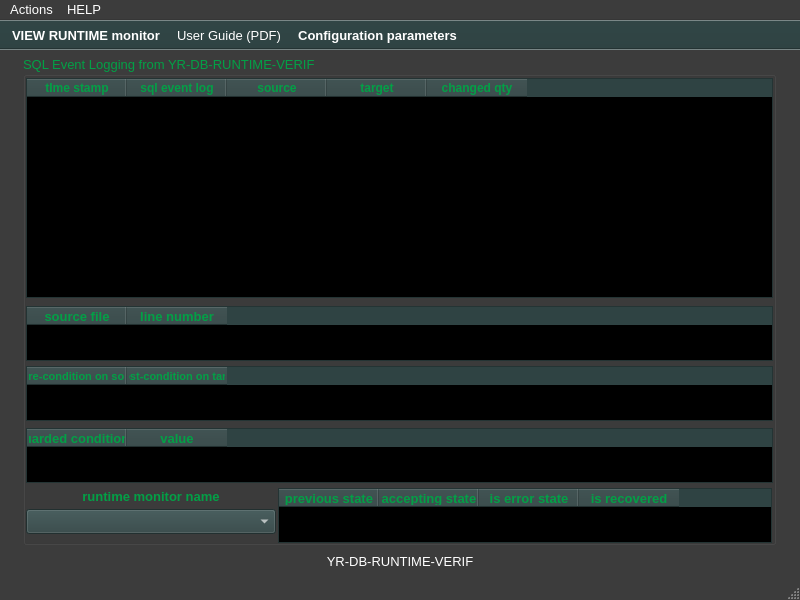
Qt form ui/yr-db-runtime-verif-main-window.ui (yerothd/yr-db-runtime-verif) before a commit.
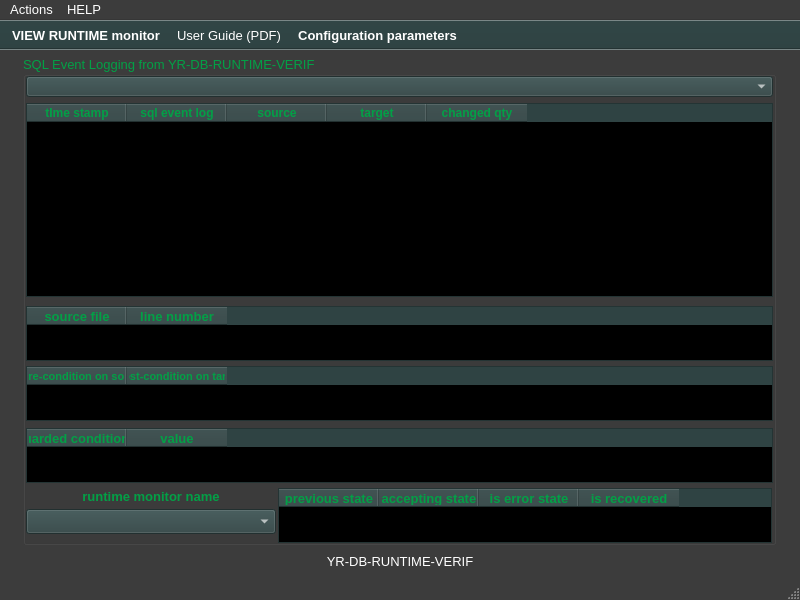
The same form after that commit. Icons and pictures are not drawn. Custom widgets are drawn as their Qt base class.

Diff of the .ui file:
```diff
--- a/ui/yr-db-runtime-verif-main-window.ui
+++ b/ui/yr-db-runtime-verif-main-window.ui
@@ -765,9 +765,9 @@
      <property name="geometry">
       <rect>
        <x>3</x>
-       <y>22</y>
+       <y>47</y>
        <width>747</width>
-       <height>220</height>
+       <height>194</height>
       </rect>
      </property>
      <property name="palette">
@@ -4181,6 +4181,519 @@
       </property>
      </column>
     </widget>
+    <widget class="QComboBox" name="comboBox_SQL_event_filtering">
+     <property name="geometry">
+      <rect>
+       <x>3</x>
+       <y>20</y>
+       <width>747</width>
+       <height>21</height>
+      </rect>
+     </property>
+     <property name="palette">
+      <palette>
+       <active>
+        <colorrole role="WindowText">
+         <brush brushstyle="SolidPattern">
+          <color alpha="255">
+           <red>255</red>
+           <green>255</green>
+           <blue>255</blue>
+          </color>
+         </brush>
+        </colorrole>
+        <colorrole role="Button">
+         <brush brushstyle="SolidPattern">
+          <color alpha="255">
+           <red>47</red>
+           <green>67</green>
+           <blue>67</blue>
+          </color>
+         </brush>
+        </colorrole>
+        <colorrole role="Light">
+         <brush brushstyle="SolidPattern">
+          <color alpha="255">
+           <red>47</red>
+           <green>67</green>
+           <blue>67</blue>
+          </color>
+         </brush>
+        </colorrole>
+        <colorrole role="Midlight">
+         <brush brushstyle="SolidPattern">
+          <color alpha="255">
+           <red>47</red>
+           <green>67</green>
+           <blue>67</blue>
+          </color>
+         </brush>
+        </colorrole>
+        <colorrole role="Dark">
+         <brush brushstyle="SolidPattern">
+          <color alpha="255">
+           <red>30</red>
+           <green>30</green>
+           <blue>30</blue>
+          </color>
+         </brush>
+        </colorrole>
+        <colorrole role="Mid">
+         <brush brushstyle="SolidPattern">
+          <color alpha="255">
+           <red>40</red>
+           <green>40</green>
+           <blue>40</blue>
+          </color>
+         </brush>
+        </colorrole>
+        <colorrole role="Text">
+         <brush brushstyle="SolidPattern">
+          <color alpha="255">
+           <red>255</red>
+           <green>255</green>
+           <blue>255</blue>
+          </color>
+         </brush>
+        </colorrole>
+        <colorrole role="BrightText">
+         <brush brushstyle="SolidPattern">
+          <color alpha="255">
+           <red>255</red>
+           <green>255</green>
+           <blue>255</blue>
+          </color>
+         </brush>
+        </colorrole>
+        <colorrole role="ButtonText">
+         <brush brushstyle="SolidPattern">
+          <color alpha="255">
+           <red>255</red>
+           <green>255</green>
+           <blue>255</blue>
+          </color>
+         </brush>
+        </colorrole>
+        <colorrole role="Base">
+         <brush brushstyle="SolidPattern">
+          <color alpha="255">
+           <red>0</red>
+           <green>0</green>
+           <blue>0</blue>
+          </color>
+         </brush>
+        </colorrole>
+        <colorrole role="Window">
+         <brush brushstyle="SolidPattern">
+          <color alpha="255">
+           <red>47</red>
+           <green>67</green>
+           <blue>67</blue>
+          </color>
+         </brush>
+        </colorrole>
+        <colorrole role="Shadow">
+         <brush brushstyle="SolidPattern">
+          <color alpha="255">
+           <red>0</red>
+           <green>0</green>
+           <blue>0</blue>
+          </color>
+         </brush>
+        </colorrole>
+        <colorrole role="Highlight">
+         <brush brushstyle="SolidPattern">
+          <color alpha="255">
+           <red>0</red>
+           <green>0</green>
+           <blue>0</blue>
+          </color>
+         </brush>
+        </colorrole>
+        <colorrole role="HighlightedText">
+         <brush brushstyle="SolidPattern">
+          <color alpha="255">
+           <red>2</red>
+           <green>160</green>
+           <blue>70</blue>
+          </color>
+         </brush>
+        </colorrole>
+        <colorrole role="AlternateBase">
+         <brush brushstyle="SolidPattern">
+          <color alpha="255">
+           <red>30</red>
+           <green>30</green>
+           <blue>30</blue>
+          </color>
+         </brush>
+        </colorrole>
+        <colorrole role="ToolTipBase">
+         <brush brushstyle="SolidPattern">
+          <color alpha="255">
+           <red>255</red>
+           <green>255</green>
+           <blue>220</blue>
+          </color>
+         </brush>
+        </colorrole>
+        <colorrole role="ToolTipText">
+         <brush brushstyle="SolidPattern">
+          <color alpha="255">
+           <red>0</red>
+           <green>0</green>
+           <blue>0</blue>
+          </color>
+         </brush>
+        </colorrole>
+        <colorrole role="PlaceholderText">
+         <brush brushstyle="NoBrush">
+          <color alpha="128">
+           <red>255</red>
+           <green>255</green>
+           <blue>255</blue>
+          </color>
+         </brush>
+        </colorrole>
+       </active>
+       <inactive>
+        <colorrole role="WindowText">
+         <brush brushstyle="SolidPattern">
+          <color alpha="255">
+           <red>255</red>
+           <green>255</green>
+           <blue>255</blue>
+          </color>
+         </brush>
+        </colorrole>
+        <colorrole role="Button">
+         <brush brushstyle="SolidPattern">
+          <color alpha="255">
+           <red>47</red>
+           <green>67</green>
+           <blue>67</blue>
+          </color>
+         </brush>
+        </colorrole>
+        <colorrole role="Light">
+         <brush brushstyle="SolidPattern">
+          <color alpha="255">
+           <red>47</red>
+           <green>67</green>
+           <blue>67</blue>
+          </color>
+         </brush>
+        </colorrole>
+        <colorrole role="Midlight">
+         <brush brushstyle="SolidPattern">
+          <color alpha="255">
+           <red>47</red>
+           <green>67</green>
+           <blue>67</blue>
+          </color>
+         </brush>
+        </colorrole>
+        <colorrole role="Dark">
+         <brush brushstyle="SolidPattern">
+          <color alpha="255">
+           <red>30</red>
+           <green>30</green>
+           <blue>30</blue>
+          </color>
+         </brush>
+        </colorrole>
+        <colorrole role="Mid">
+         <brush brushstyle="SolidPattern">
+          <color alpha="255">
+           <red>40</red>
+           <green>40</green>
+           <blue>40</blue>
+          </color>
+         </brush>
+        </colorrole>
+        <colorrole role="Text">
+         <brush brushstyle="SolidPattern">
+          <color alpha="255">
+           <red>255</red>
+           <green>255</green>
+           <blue>255</blue>
+          </color>
+         </brush>
+        </colorrole>
+        <colorrole role="BrightText">
+         <brush brushstyle="SolidPattern">
+          <color alpha="255">
+           <red>255</red>
+           <green>255</green>
+           <blue>255</blue>
+          </color>
+         </brush>
+        </colorrole>
+        <colorrole role="ButtonText">
+         <brush brushstyle="SolidPattern">
+          <color alpha="255">
+           <red>255</red>
+           <green>255</green>
+           <blue>255</blue>
+          </color>
+         </brush>
+        </colorrole>
+        <colorrole role="Base">
+         <brush brushstyle="SolidPattern">
+          <color alpha="255">
+           <red>0</red>
+           <green>0</green>
+           <blue>0</blue>
+          </color>
+         </brush>
+        </colorrole>
+        <colorrole role="Window">
+         <brush brushstyle="SolidPattern">
+          <color alpha="255">
+           <red>47</red>
+           <green>67</green>
+           <blue>67</blue>
+          </color>
+         </brush>
+        </colorrole>
+        <colorrole role="Shadow">
+         <brush brushstyle="SolidPattern">
+          <color alpha="255">
+           <red>0</red>
+           <green>0</green>
+           <blue>0</blue>
+          </color>
+         </brush>
+        </colorrole>
+        <colorrole role="Highlight">
+         <brush brushstyle="SolidPattern">
+          <color alpha="255">
+           <red>0</red>
+           <green>0</green>
+           <blue>0</blue>
+          </color>
+         </brush>
+        </colorrole>
+        <colorrole role="HighlightedText">
+         <brush brushstyle="SolidPattern">
+          <color alpha="255">
+           <red>2</red>
+           <green>160</green>
+           <blue>70</blue>
+          </color>
+         </brush>
+        </colorrole>
+        <colorrole role="AlternateBase">
+         <brush brushstyle="SolidPattern">
+          <color alpha="255">
+           <red>30</red>
+           <green>30</green>
+           <blue>30</blue>
+          </color>
+         </brush>
+        </colorrole>
+        <colorrole role="ToolTipBase">
+         <brush brushstyle="SolidPattern">
+          <color alpha="255">
+           <red>255</red>
+           <green>255</green>
+           <blue>220</blue>
+          </color>
+         </brush>
+        </colorrole>
+        <colorrole role="ToolTipText">
+         <brush brushstyle="SolidPattern">
+          <color alpha="255">
+           <red>0</red>
+           <green>0</green>
+           <blue>0</blue>
+          </color>
+         </brush>
+        </colorrole>
+        <colorrole role="PlaceholderText">
+         <brush brushstyle="NoBrush">
+          <color alpha="128">
+           <red>255</red>
+           <green>255</green>
+           <blue>255</blue>
+          </color>
+         </brush>
+        </colorrole>
+       </inactive>
+       <disabled>
+        <colorrole role="WindowText">
+         <brush brushstyle="SolidPattern">
+          <color alpha="255">
+           <red>30</red>
+           <green>30</green>
+           <blue>30</blue>
+          </color>
+         </brush>
+        </colorrole>
+        <colorrole role="Button">
+         <brush brushstyle="SolidPattern">
+          <color alpha="255">
+           <red>47</red>
+           <green>67</green>
+           <blue>67</blue>
+          </color>
+         </brush>
+        </colorrole>
+        <colorrole role="Light">
+         <brush brushstyle="SolidPattern">
+          <color alpha="255">
+           <red>47</red>
+           <green>67</green>
+           <blue>67</blue>
+          </color>
+         </brush>
+        </colorrole>
+        <colorrole role="Midlight">
+         <brush brushstyle="SolidPattern">
+          <color alpha="255">
+           <red>47</red>
+           <green>67</green>
+           <blue>67</blue>
+          </color>
+         </brush>
+        </colorrole>
+        <colorrole role="Dark">
+         <brush brushstyle="SolidPattern">
+          <color alpha="255">
+           <red>30</red>
+           <green>30</green>
+           <blue>30</blue>
+          </color>
+         </brush>
+        </colorrole>
+        <colorrole role="Mid">
+         <brush brushstyle="SolidPattern">
+          <color alpha="255">
+           <red>40</red>
+           <green>40</green>
+           <blue>40</blue>
+          </color>
+         </brush>
+        </colorrole>
+        <colorrole role="Text">
+         <brush brushstyle="SolidPattern">
+          <color alpha="255">
+           <red>30</red>
+           <green>30</green>
+           <blue>30</blue>
+          </color>
+         </brush>
+        </colorrole>
+        <colorrole role="BrightText">
+         <brush brushstyle="SolidPattern">
+          <color alpha="255">
+           <red>255</red>
+           <green>255</green>
+           <blue>255</blue>
+          </color>
+         </brush>
+        </colorrole>
+        <colorrole role="ButtonText">
+         <brush brushstyle="SolidPattern">
+          <color alpha="255">
+           <red>30</red>
+           <green>30</green>
+           <blue>30</blue>
+          </color>
+         </brush>
+        </colorrole>
+        <colorrole role="Base">
+         <brush brushstyle="SolidPattern">
+          <color alpha="255">
+           <red>47</red>
+           <green>67</green>
+           <blue>67</blue>
+          </color>
+         </brush>
+        </colorrole>
+        <colorrole role="Window">
+         <brush brushstyle="SolidPattern">
+          <color alpha="255">
+           <red>47</red>
+           <green>67</green>
+           <blue>67</blue>
+          </color>
+         </brush>
+        </colorrole>
+        <colorrole role="Shadow">
+         <brush brushstyle="SolidPattern">
+          <color alpha="255">
+           <red>0</red>
+           <green>0</green>
+           <blue>0</blue>
+          </color>
+         </brush>
+        </colorrole>
+        <colorrole role="Highlight">
+         <brush brushstyle="SolidPattern">
+          <color alpha="255">
+           <red>145</red>
+           <green>145</green>
+           <blue>145</blue>
+          </color>
+         </brush>
+        </colorrole>
+        <colorrole role="HighlightedText">
+         <brush brushstyle="SolidPattern">
+          <color alpha="255">
+           <red>2</red>
+           <green>160</green>
+           <blue>70</blue>
+          </color>
+         </brush>
+        </colorrole>
+        <colorrole role="AlternateBase">
+         <brush brushstyle="SolidPattern">
+          <color alpha="255">
+           <red>60</red>
+           <green>60</green>
+           <blue>60</blue>
+          </color>
+         </brush>
+        </colorrole>
+        <colorrole role="ToolTipBase">
+         <brush brushstyle="SolidPattern">
+          <color alpha="255">
+           <red>255</red>
+           <green>255</green>
+           <blue>220</blue>
+          </color>
+         </brush>
+        </colorrole>
+        <colorrole role="ToolTipText">
+         <brush brushstyle="SolidPattern">
+          <color alpha="255">
+           <red>0</red>
+           <green>0</green>
+           <blue>0</blue>
+          </color>
+         </brush>
+        </colorrole>
+        <colorrole role="PlaceholderText">
+         <brush brushstyle="NoBrush">
+          <color alpha="128">
+           <red>255</red>
+           <green>255</green>
+           <blue>255</blue>
+          </color>
+         </brush>
+        </colorrole>
+       </disabled>
+      </palette>
+     </property>
+     <property name="font">
+      <font>
+       <pointsize>10</pointsize>
+       <weight>50</weight>
+       <bold>false</bold>
+      </font>
+     </property>
+    </widget>
    </widget>
    <widget class="QLabel" name="label_display_yr_db_runtime_verifier_connection_STATUS">
     <property name="geometry">
```
